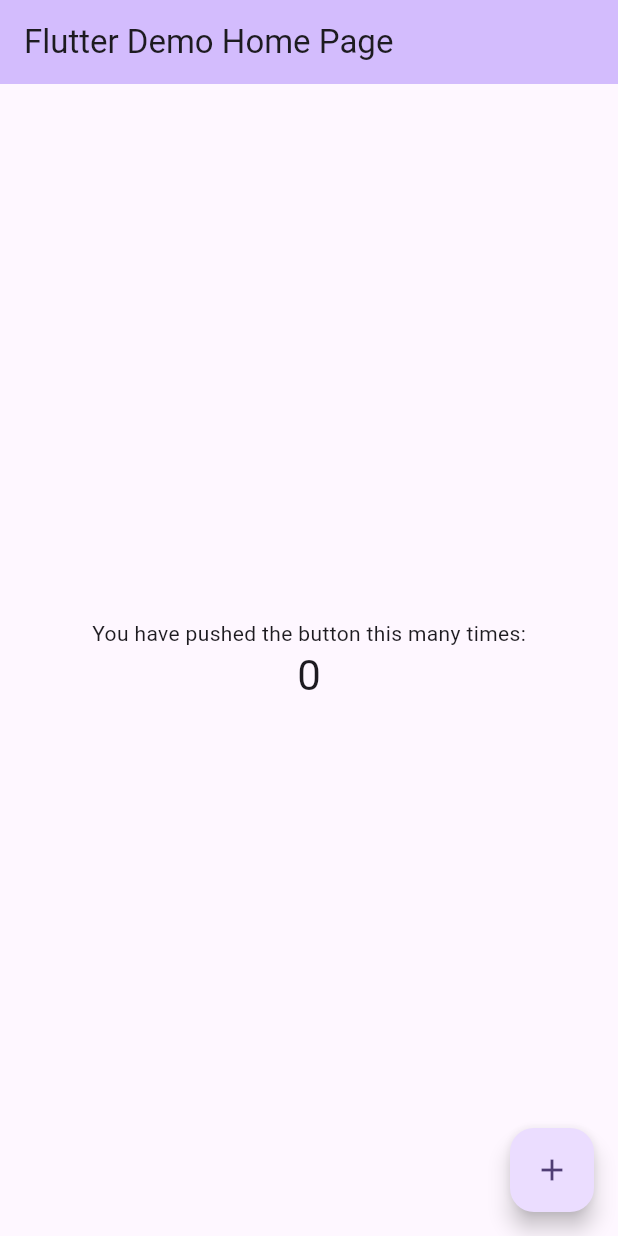
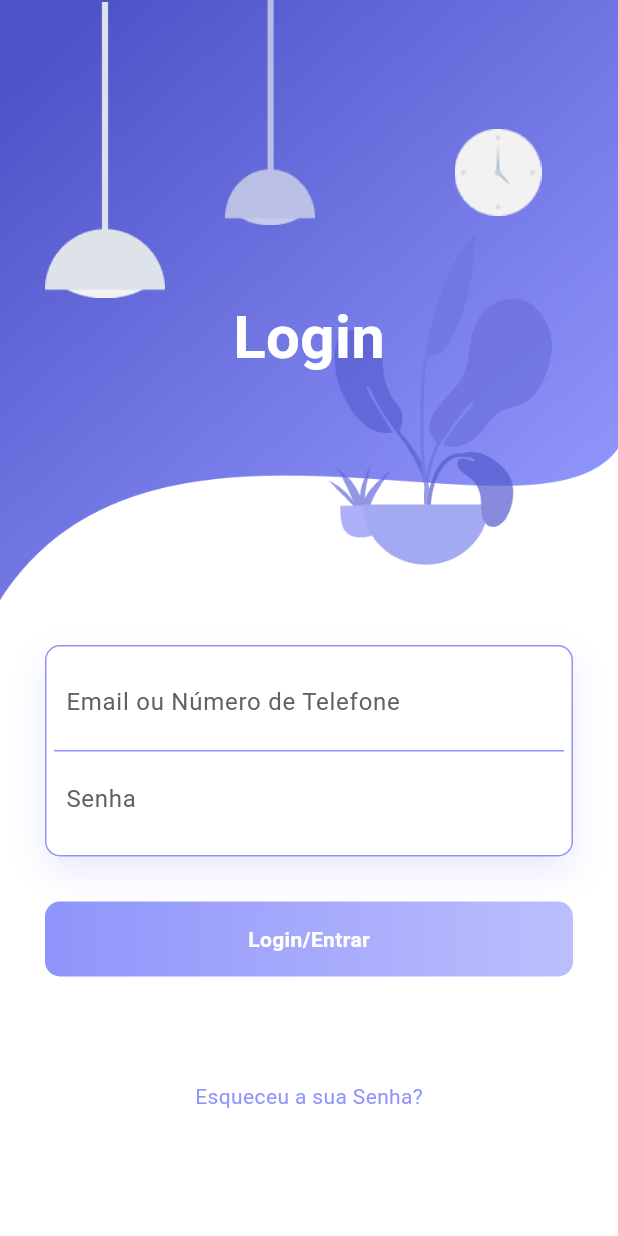
Before and after one commit to vbeal/flutter-login-page-1, a Flutter app: the screen it shows after launch, on a phone screen of 412 x 824 dp. Run offline on Flutter 3.47's test engine with Material 3 defaults, Android fonts, the phone set to English and light mode, and no system bars; our stand-ins replace animate_do.

Commit message:
Finalizado nossa animação de entrada na tela de login

```diff
--- a/lib/main.dart
+++ b/lib/main.dart
@@ -1,125 +1,175 @@
 import 'package:flutter/material.dart';
+import 'package:animate_do/animate_do.dart';
 
-void main() {
-  runApp(const MyApp());
-}
+void main() => runApp(MaterialApp(
+      debugShowCheckedModeBanner: false,
+      home: HomePage(),
+    ));
 
-class MyApp extends StatelessWidget {
-  const MyApp({super.key});
-
-  // This widget is the root of your application.
+class HomePage extends StatelessWidget {
   @override
   Widget build(BuildContext context) {
-    return MaterialApp(
-      title: 'Flutter Demo',
-      theme: ThemeData(
-        // This is the theme of your application.
-        //
-        // TRY THIS: Try running your application with "flutter run". You'll see
-        // the application has a purple toolbar. Then, without quitting the app,
-        // try changing the seedColor in the colorScheme below to Colors.green
-        // and then invoke "hot reload" (save your changes or press the "hot
-        // reload" button in a Flutter-supported IDE, or press "r" if you used
-        // the command line to start the app).
-        //
-        // Notice that the counter didn't reset back to zero; the application
-        // state is not lost during the reload. To reset the state, use hot
-        // restart instead.
-        //
-        // This works for code too, not just values: Most code changes can be
-        // tested with just a hot reload.
-        colorScheme: ColorScheme.fromSeed(seedColor: Colors.deepPurple),
-        useMaterial3: true,
+    return Scaffold(
+        backgroundColor: Colors.white,
+        body: SingleChildScrollView(
+          child: Container(
+            child: Column(
+              children: <Widget>[
+                Container(
+                  height: 400,
+                  decoration: BoxDecoration(
+                      image: DecorationImage(
+                          image: AssetImage('assets/images/fundo.png'),
+                          fit: BoxFit.fill)),
+                  child: Stack(
+                    children: <Widget>[
+                      Positioned(
+                        left: 30,
+                        width: 80,
+                        height: 200,
+                        child: FadeInUp(
+                            duration: Duration(seconds: 1),
+                            child: Container(
+                              decoration: BoxDecoration(
+                                  image: DecorationImage(
+                                      image: AssetImage(
+                                          'assets/images/luz_1.png'))),
+                            )),
                       ),
-      home: const MyHomePage(title: 'Flutter Demo Home Page'),
-    );
-  }
-}
-
-class MyHomePage extends StatefulWidget {
-  const MyHomePage({super.key, required this.title});
-
-  // This widget is the home page of your application. It is stateful, meaning
-  // that it has a State object (defined below) that contains fields that affect
-  // how it looks.
-
-  // This class is the configuration for the state. It holds the values (in this
-  // case the title) provided by the parent (in this case the App widget) and
-  // used by the build method of the State. Fields in a Widget subclass are
-  // always marked "final".
-
-  final String title;
-
-  @override
-  State<MyHomePage> createState() => _MyHomePageState();
-}
-
-class _MyHomePageState extends State<MyHomePage> {
-  int _counter = 0;
-
-  void _incrementCounter() {
-    setState(() {
-      // This call to setState tells the Flutter framework that something has
-      // changed in this State, which causes it to rerun the build method below
-      // so that the display can reflect the updated values. If we changed
-      // _counter without calling setState(), then the build method would not be
-      // called again, and so nothing would appear to happen.
-      _counter++;
-    });
-  }
-
-  @override
-  Widget build(BuildContext context) {
-    // This method is rerun every time setState is called, for instance as done
-    // by the _incrementCounter method above.
-    //
-    // The Flutter framework has been optimized to make rerunning build methods
-    // fast, so that you can just rebuild anything that needs updating rather
-    // than having to individually change instances of widgets.
-    return Scaffold(
-      appBar: AppBar(
-        // TRY THIS: Try changing the color here to a specific color (to
-        // Colors.amber, perhaps?) and trigger a hot reload to see the AppBar
-        // change color while the other colors stay the same.
-        backgroundColor: Theme.of(context).colorScheme.inversePrimary,
-        // Here we take the value from the MyHomePage object that was created by
-        // the App.build method, and use it to set our appbar title.
-        title: Text(widget.title),
+                      Positioned(
+                        left: 140,
+                        width: 80,
+                        height: 150,
+                        child: FadeInUp(
+                            duration: Duration(milliseconds: 1200),
+                            child: Container(
+                              decoration: BoxDecoration(
+                                  image: DecorationImage(
+                                      image: AssetImage(
+                                          'assets/images/luz_2.png'))),
+                            )),
                       ),
-      body: Center(
-        // Center is a layout widget. It takes a single child and positions it
-        // in the middle of the parent.
-        child: Column(
-          // Column is also a layout widget. It takes a list of children and
-          // arranges them vertically. By default, it sizes itself to fit its
-          // children horizontally, and tries to be as tall as its parent.
-          //
-          // Column has various properties to control how it sizes itself and
-          // how it positions its children. Here we use mainAxisAlignment to
-          // center the children vertically; the main axis here is the vertical
-          // axis because Columns are vertical (the cross axis would be
-          // horizontal).
-          //
-          // TRY THIS: Invoke "debug painting" (choose the "Toggle Debug Paint"
-          // action in the IDE, or press "p" in the console), to see the
-          // wireframe for each widget.
-          mainAxisAlignment: MainAxisAlignment.center,
-          children: <Widget>[
-            const Text(
-              'You have pushed the button this many times:',
+                      Positioned(
+                        right: 40,
+                        top: 40,
+                        width: 80,
+                        height: 150,
+                        child: FadeInUp(
+                            duration: Duration(milliseconds: 1300),
+                            child: Container(
+                              decoration: BoxDecoration(
+                                  image: DecorationImage(
+                                      image: AssetImage(
+                                          'assets/images/relogio.png'))),
+                            )),
                       ),
-            Text(
-              '$_counter',
-              style: Theme.of(context).textTheme.headlineMedium,
+                      Positioned(
+                        child: FadeInUp(
+                            duration: Duration(milliseconds: 1600),
+                            child: Container(
+                              margin: EdgeInsets.only(top: 50),
+                              child: Center(
+                                child: Text(
+                                  "Login",
+                                  style: TextStyle(
+                                      color: Colors.white,
+                                      fontSize: 40,
+                                      fontWeight: FontWeight.bold),
                                 ),
+                              ),
+                            )),
+                      )
                     ],
                   ),
                 ),
-      floatingActionButton: FloatingActionButton(
-        onPressed: _incrementCounter,
-        tooltip: 'Increment',
-        child: const Icon(Icons.add),
-      ), // This trailing comma makes auto-formatting nicer for build methods.
-    );
+                Padding(
+                  padding: EdgeInsets.all(30.0),
+                  child: Column(
+                    children: <Widget>[
+                      FadeInUp(
+                          duration: Duration(milliseconds: 1800),
+                          child: Container(
+                            padding: EdgeInsets.all(5),
+                            decoration: BoxDecoration(
+                                color: Colors.white,
+                                borderRadius: BorderRadius.circular(10),
+                                border: Border.all(
+                                    color: Color.fromRGBO(143, 148, 251, 1)),
+                                boxShadow: [
+                                  BoxShadow(
+                                      color: Color.fromRGBO(143, 148, 251, .2),
+                                      blurRadius: 20.0,
+                                      offset: Offset(0, 10))
+                                ]),
+                            child: Column(
+                              children: <Widget>[
+                                Container(
+                                  padding: EdgeInsets.all(8.0),
+                                  decoration: BoxDecoration(
+                                      border: Border(
+                                          bottom: BorderSide(
+                                              color: Color.fromRGBO(
+                                                  143, 148, 251, 1)))),
+                                  child: TextField(
+                                    decoration: InputDecoration(
+                                        border: InputBorder.none,
+                                        hintText: "Email ou Número de Telefone",
+                                        hintStyle:
+                                            TextStyle(color: Colors.grey[700])),
+                                  ),
+                                ),
+                                Container(
+                                  padding: EdgeInsets.all(8.0),
+                                  child: TextField(
+                                    obscureText: true,
+                                    decoration: InputDecoration(
+                                        border: InputBorder.none,
+                                        hintText: "Senha",
+                                        hintStyle:
+                                            TextStyle(color: Colors.grey[700])),
+                                  ),
+                                )
+                              ],
+                            ),
+                          )),
+                      SizedBox(
+                        height: 30,
+                      ),
+                      FadeInUp(
+                          duration: Duration(milliseconds: 1900),
+                          child: Container(
+                            height: 50,
+                            decoration: BoxDecoration(
+                                borderRadius: BorderRadius.circular(10),
+                                gradient: LinearGradient(colors: [
+                                  Color.fromRGBO(143, 148, 251, 1),
+                                  Color.fromRGBO(143, 148, 251, .6),
+                                ])),
+                            child: Center(
+                              child: Text(
+                                "Login/Entrar",
+                                style: TextStyle(
+                                    color: Colors.white,
+                                    fontWeight: FontWeight.bold),
+                              ),
+                            ),
+                          )),
+                      SizedBox(
+                        height: 70,
+                      ),
+                      FadeInUp(
+                          duration: Duration(milliseconds: 2000),
+                          child: Text(
+                            "Esqueceu a sua Senha?",
+                            style: TextStyle(
+                                color: Color.fromRGBO(143, 148, 251, 1)),
+                          )),
+                    ],
+                  ),
+                )
+              ],
+            ),
+          ),
+        ));
   }
 }
--- a/pubspec.yaml
+++ b/pubspec.yaml
@@ -34,6 +34,7 @@ dependencies:
   # The following adds the Cupertino Icons font to your application.
   # Use with the CupertinoIcons class for iOS style icons.
   cupertino_icons: ^1.0.8
+  animate_do: ^3.1.2
 
 dev_dependencies:
   flutter_test:
```
Also changed, not shown: 3 other files. Lines whose indentation alone changed are shown as unchanged.
